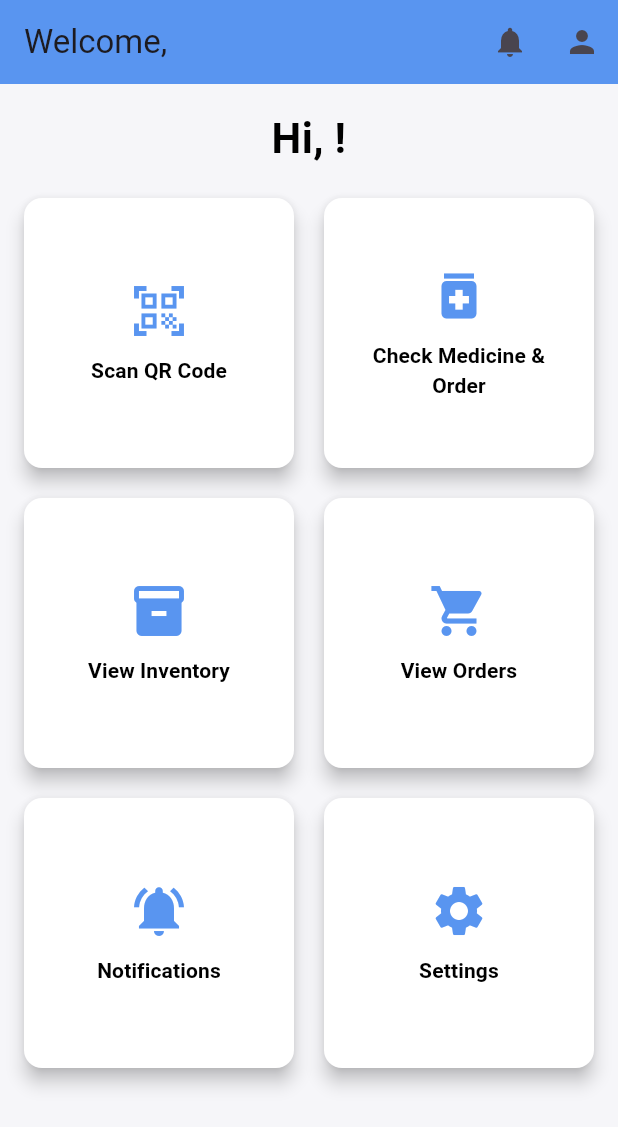
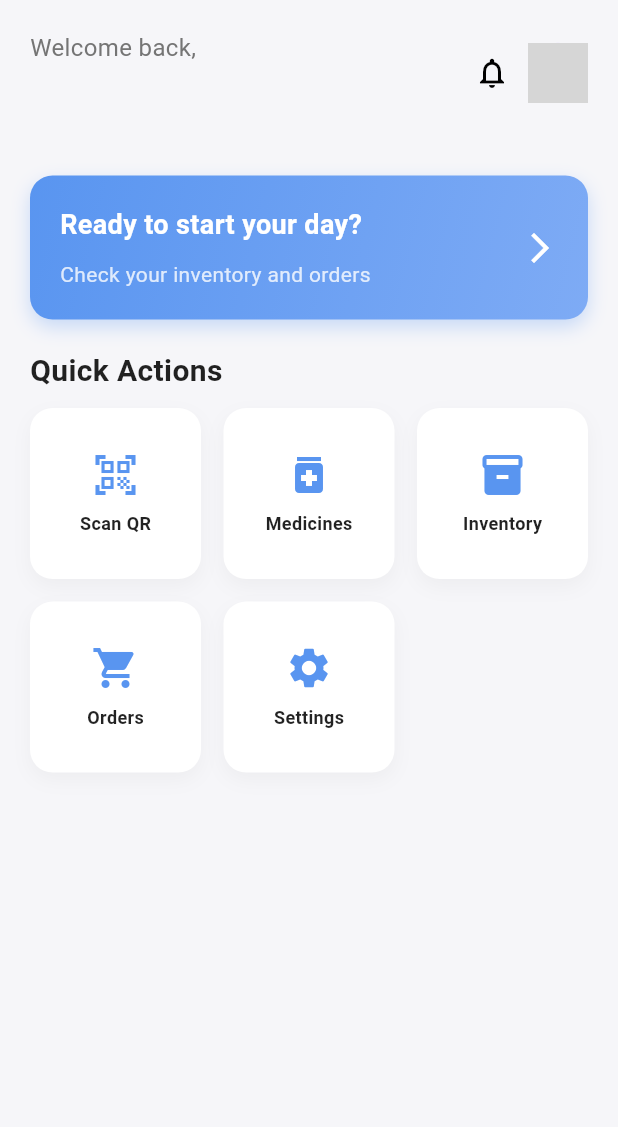
Before and after one commit to KashishGoell/MediTrack, a Flutter app: the HomeScreen screen opened directly with empty values, on a phone screen of 412 x 824 dp. Shown: the top 1127 px of the screen. Run offline on Flutter 3.47's test engine with Material 3 defaults, Android fonts, the light colour scheme and no system bars; missing offline and left inert: encrypt, qr_code_scanner; network calls fail; Roboto replaces fonts that are missing (Rany); grey boxes are pictures that could not be loaded.

Commit message:
bhai aakhiri baar pakka se

```diff
--- a/lib/home_screen.dart
+++ b/lib/home_screen.dart
@@ -15,28 +15,70 @@ class HomeScreen extends StatelessWidget {
   @override
   Widget build(BuildContext context) {
     return Scaffold(
-      // Light background color (#F6F6F9)
       backgroundColor: Color(0xFFF6F6F9),
-      appBar: AppBar(
-        title: Text('Welcome, $name'),
-        backgroundColor: Color(0xFF5995F0), // Primary color (#5995F0)
-        elevation: 0,
-        actions: [
-          // Notifications Icon
+      body: SafeArea(
+        child: Column(
+          crossAxisAlignment: CrossAxisAlignment.start,
+          children: [
+            _buildHeader(context),
+            SizedBox(height: 20),
+            _buildWelcomeCard(),
+            SizedBox(height: 20),
+            Padding(
+              padding: const EdgeInsets.symmetric(horizontal: 20),
+              child: Text(
+                'Quick Actions',
+                style: TextStyle(
+                  fontSize: 20,
+                  fontWeight: FontWeight.bold,
+                  color: Colors.black87,
+                ),
+              ),
+            ),
+            SizedBox(height: 10),
+            Expanded(
+              child: _buildFeatureGrid(context),
+            ),
+          ],
+        ),
+      ),
+    );
+  }
+
+  Widget _buildHeader(BuildContext context) {
+    return Container(
+      padding: EdgeInsets.all(20),
+      child: Row(
+        mainAxisAlignment: MainAxisAlignment.spaceBetween,
+        children: [
+          Column(
+            crossAxisAlignment: CrossAxisAlignment.start,
+            children: [
+              Text(
+                'Welcome back,',
+                style: TextStyle(
+                  fontSize: 16,
+                  color: Colors.grey[600],
+                ),
+              ),
+              Text(
+                name,
+                style: TextStyle(
+                  fontSize: 24,
+                  fontWeight: FontWeight.bold,
+                  color: Colors.black,
+                ),
+              ),
+            ],
+          ),
+          Row(
+            children: [
               IconButton(
-            icon: Icon(Icons.notifications),
-            onPressed: () {
-              Navigator.push(
-                context,
-                MaterialPageRoute(builder: (context) => NotificationsScreen()),
-              );
-            },
+                icon: Icon(Icons.notifications_none, color: Colors.black),
+                onPressed: () => Navigator.push(context, MaterialPageRoute(builder: (context) => NotificationsScreen())),
               ),
-          // Profile Icon
-          IconButton(
-            icon: Icon(Icons.person),
-            onPressed: () {
-              Navigator.push(
+              GestureDetector(
+                onTap: () => Navigator.push(
                   context,
                   MaterialPageRoute(
                     builder: (context) => ProfileScreen(
@@ -48,107 +90,136 @@ class HomeScreen extends StatelessWidget {
                       city: 'Mumbai',
                     ),
                   ),
-              );
-            },
+                ),
+                child: CircleAvatar(
+                  backgroundImage: AssetImage('assets/profile_image.png'),
+                  radius: 20,
+                ),
               ),
             ],
           ),
-      body: Padding(
-        padding: const EdgeInsets.all(16.0),
-        child: Column(
-          children: [
-            // Welcome Text
-            Text(
-              'Hi, $name!',
-              style: TextStyle(
-                fontSize: 28,
-                fontWeight: FontWeight.bold,
-                color: Colors.black, // Header text color
-                fontFamily: 'Rany', // Ensure font consistency
-              ),
-              textAlign: TextAlign.center,
-            ),
-            SizedBox(height: 20),
-            // Grid of Feature Buttons
-            Expanded(
-              child: GridView.count(
-                crossAxisCount: 2, // Number of columns
-                mainAxisSpacing: 20, // Vertical spacing
-                crossAxisSpacing: 20, // Horizontal spacing
-                children: [
-                  _buildFeatureCard(
-                    icon: Icons.qr_code_scanner,
-                    label: 'Scan QR Code',
-                    onTap: () {
-                      Navigator.push(
-                        context,
-                        MaterialPageRoute(
-                          builder: (context) => EnhancedQRCodeScannerScreen(),
+        ],
       ),
     );
-                    },
+  }
+
+  Widget _buildWelcomeCard() {
+    return Container(
+      margin: EdgeInsets.symmetric(horizontal: 20),
+      padding: EdgeInsets.all(20),
+      decoration: BoxDecoration(
+        gradient: LinearGradient(
+          colors: [Color(0xFF5995F0), Color(0xFF7EABF5)],
+          begin: Alignment.topLeft,
+          end: Alignment.bottomRight,
         ),
-                  _buildFeatureCard(
-                    icon: Icons.medication,
-                    label: 'Check Medicine & Order',
-                    onTap: () {
-                      Navigator.push(
-                        context,
-                        MaterialPageRoute(
-                          builder: (context) => MedicineScreen(),
+        borderRadius: BorderRadius.circular(15),
+        boxShadow: [
+          BoxShadow(
+            color: Color(0xFF5995F0).withOpacity(0.3),
+            blurRadius: 10,
+            offset: Offset(0, 5),
+          ),
+        ],
+      ),
+      child: Row(
+        children: [
+          Expanded(
+            child: Column(
+              crossAxisAlignment: CrossAxisAlignment.start,
+              children: [
+                Text(
+                  'Ready to start your day?',
+                  style: TextStyle(
+                    fontSize: 18,
+                    fontWeight: FontWeight.bold,
+                    color: Colors.white,
+                  ),
+                ),
+                SizedBox(height: 10),
+                Text(
+                  'Check your inventory and orders',
+                  style: TextStyle(
+                    fontSize: 14,
+                    color: Colors.white.withOpacity(0.8),
+                  ),
+                ),
+              ],
+            ),
+          ),
+          Icon(
+            Icons.arrow_forward_ios,
+            color: Colors.white,
+          ),
+        ],
       ),
     );
-                    },
+  }
+
+  Widget _buildFeatureGrid(BuildContext context) {
+    final features = [
+      {'icon': Icons.qr_code_scanner, 'label': 'Scan QR', 'screen': EnhancedQRCodeScannerScreen()},
+      {'icon': Icons.medication, 'label': 'Medicines', 'screen': MedicineScreen()},
+      {'icon': Icons.inventory, 'label': 'Inventory', 'screen': InventoryScreen()},
+      {'icon': Icons.shopping_cart, 'label': 'Orders', 'screen': OrdersScreen()},
+      {'icon': Icons.settings, 'label': 'Settings', 'screen': SettingsScreen()},
+    ];
+
+    return GridView.builder(
+      padding: EdgeInsets.symmetric(horizontal: 20),
+      gridDelegate: SliverGridDelegateWithFixedCrossAxisCount(
+        crossAxisCount: 3,
+        childAspectRatio: 1,
+        crossAxisSpacing: 15,
+        mainAxisSpacing: 15,
       ),
-                  _buildFeatureCard(
-                    icon: Icons.inventory,
-                    label: 'View Inventory',
-                    onTap: () {
-                      Navigator.push(
-                        context,
-                        MaterialPageRoute(
-                          builder: (context) => InventoryScreen(),
-                        ),
+      itemCount: features.length,
+      itemBuilder: (context, index) {
+        return _buildFeatureCard(
+          context: context,
+          icon: features[index]['icon'] as IconData,
+          label: features[index]['label'] as String,
+          screen: features[index]['screen'] as Widget,
         );
       },
-                  ),
-                  _buildFeatureCard(
-                    icon: Icons.shopping_cart,
-                    label: 'View Orders',
-                    onTap: () {
-                      Navigator.push(
-                        context,
-                        MaterialPageRoute(
-                          builder: (context) => OrdersScreen(),
-                        ),
     );
-                    },
-                  ),
-                  _buildFeatureCard(
-                    icon: Icons.notifications_active,
-                    label: 'Notifications',
-                    onTap: () {
-                      Navigator.push(
-                        context,
-                        MaterialPageRoute(
-                          builder: (context) => NotificationsScreen(),
-                        ),
-                      );
-                    },
-                  ),
-                  _buildFeatureCard(
-                    icon: Icons.settings,
-                    label: 'Settings',
-                    onTap: () {
-                      Navigator.push(
-                        context,
-                        MaterialPageRoute(
-                          builder: (context) => SettingsScreen(),
-                        ),
-                      );
-                    },
+  }
+
+  Widget _buildFeatureCard({
+    required BuildContext context,
+    required IconData icon,
+    required String label,
+    required Widget screen,
+  }) {
+    return GestureDetector(
+      onTap: () => Navigator.push(context, MaterialPageRoute(builder: (context) => screen)),
+      child: Container(
+        decoration: BoxDecoration(
+          color: Colors.white,
+          borderRadius: BorderRadius.circular(15),
+          boxShadow: [
+            BoxShadow(
+              color: Colors.grey.withOpacity(0.1),
+              blurRadius: 10,
+              offset: Offset(0, 5),
             ),
           ],
+        ),
+        child: Column(
+          mainAxisAlignment: MainAxisAlignment.center,
+          children: [
+            Icon(
+              icon,
+              size: 32,
+              color: Color(0xFF5995F0),
+            ),
+            SizedBox(height: 8),
+            Text(
+              label,
+              style: TextStyle(
+                fontSize: 12,
+                fontWeight: FontWeight.w600,
+                color: Colors.black87,
               ),
             ),
           ],
@@ -156,43 +227,4 @@ class HomeScreen extends StatelessWidget {
       ),
     );
   }
-
-  // Helper method to build feature cards
-  Widget _buildFeatureCard({
-    required IconData icon,
-    required String label,
-    required VoidCallback onTap,
-  }) {
-    return ElevatedButton(
-      onPressed: onTap,
-      style: ElevatedButton.styleFrom(
-        foregroundColor: Color(0xFF5995F0), backgroundColor: Colors.white, // Text and icon color
-        padding: EdgeInsets.all(16),
-        shape: RoundedRectangleBorder(
-          borderRadius: BorderRadius.circular(12),
-        ),
-        elevation: 5, // Shadow effect
-      ),
-      child: Column(
-        mainAxisAlignment: MainAxisAlignment.center,
-        children: [
-          Icon(
-            icon,
-            size: 40,
-            color: Color(0xFF5995F0), // Icon color
-          ),
-          SizedBox(height: 10),
-          Text(
-            label,
-            textAlign: TextAlign.center,
-            style: TextStyle(
-              fontSize: 14,
-              fontWeight: FontWeight.bold,
-              color: Colors.black, // Text color
-            ),
-          ),
-        ],
-      ),
-    );
 }
-}
```
Also changed, not shown: lib/email_input_screen.dart (+77 -56 lines), lib/qr_details_screen.dart (+33 -28 lines), lib/user_type_selection_screen.dart (+73 -38 lines). Lines whose indentation alone changed are shown as unchanged.
